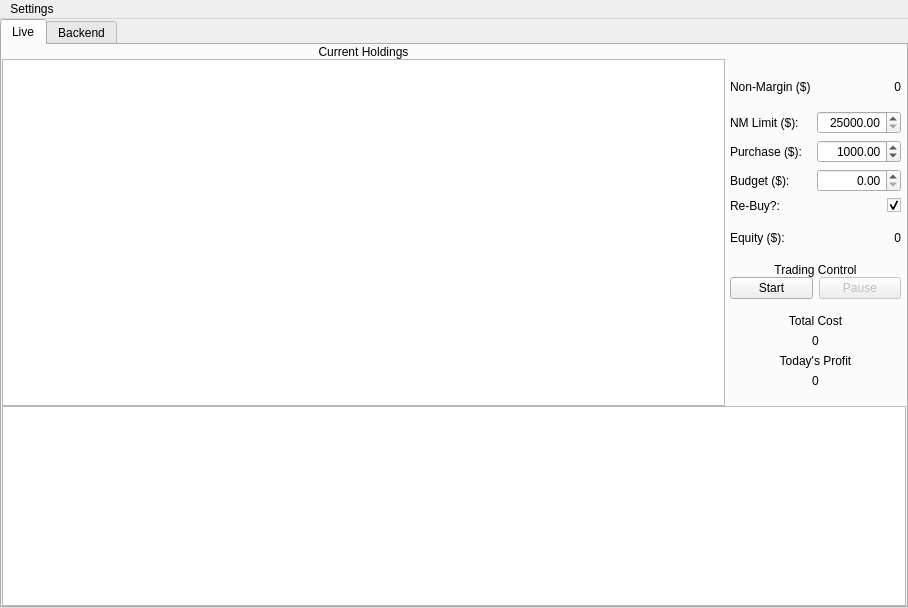
Before: the Qt Designer form ui/KStock.ui in aseylys/KStock, drawn with Qt 5.
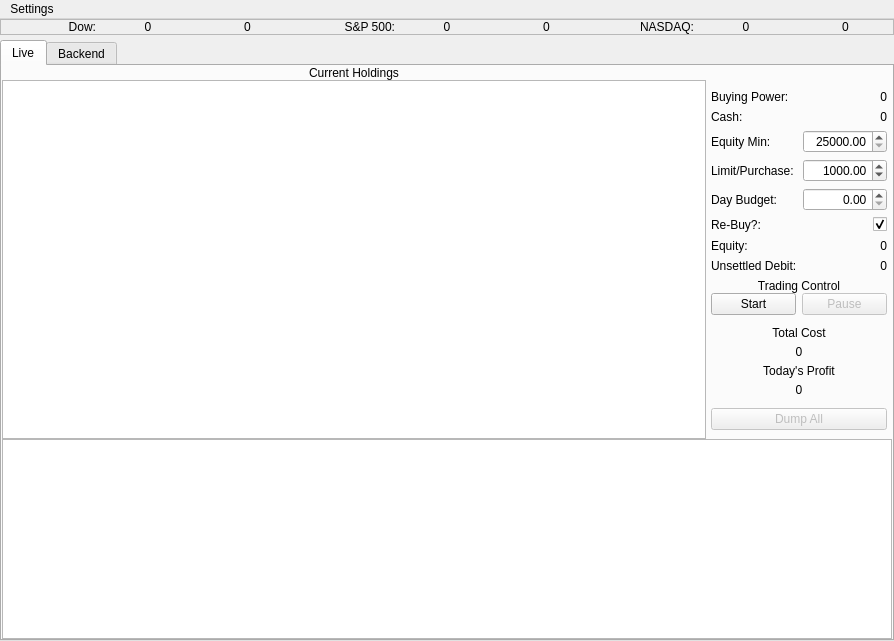
After: the same form once the commit is applied. Custom widgets are drawn as their Qt base class.

The edit to the form file:
```diff
--- a/ui/KStock.ui
+++ b/ui/KStock.ui
@@ -6,8 +6,8 @@
    <rect>
     <x>0</x>
     <y>0</y>
-    <width>908</width>
-    <height>608</height>
+    <width>894</width>
+    <height>623</height>
    </rect>
   </property>
   <property name="windowTitle">
@@ -33,8 +33,20 @@
     <property name="verticalSpacing">
      <number>5</number>
     </property>
-    <item row="0" column="0">
+    <item row="1" column="0">
      <widget class="QTabWidget" name="tabWidget">
+      <property name="sizePolicy">
+       <sizepolicy hsizetype="Expanding" vsizetype="Expanding">
+        <horstretch>0</horstretch>
+        <verstretch>0</verstretch>
+       </sizepolicy>
+      </property>
+      <property name="maximumSize">
+       <size>
+        <width>16777215</width>
+        <height>16777215</height>
+       </size>
+      </property>
       <property name="currentIndex">
        <number>0</number>
       </property>
@@ -73,183 +85,7 @@
            <property name="rightMargin">
             <number>5</number>
            </property>
-           <item row="5" column="1">
-            <widget class="QLabel" name="holdLabel">
-             <property name="whatsThis">
-              <string>How much you're worth</string>
-             </property>
-             <property name="text">
-              <string>0</string>
-             </property>
-             <property name="alignment">
-              <set>Qt::AlignRight|Qt::AlignTrailing|Qt::AlignVCenter</set>
-             </property>
-            </widget>
-           </item>
-           <item row="0" column="0">
-            <widget class="QLabel" name="label_4">
-             <property name="text">
-              <string>Non-Margin ($)</string>
-             </property>
-            </widget>
-           </item>
-           <item row="5" column="0">
-            <widget class="QLabel" name="label_3">
-             <property name="text">
-              <string>Equity ($):</string>
-             </property>
-            </widget>
-           </item>
-           <item row="2" column="0">
-            <widget class="QLabel" name="label_6">
-             <property name="text">
-              <string>Purchase ($):</string>
-             </property>
-            </widget>
-           </item>
-           <item row="1" column="1">
-            <widget class="QDoubleSpinBox" name="marginSpin">
-             <property name="whatsThis">
-              <string>Min 25k for SEC day trading</string>
-             </property>
-             <property name="alignment">
-              <set>Qt::AlignRight|Qt::AlignTrailing|Qt::AlignVCenter</set>
-             </property>
-             <property name="minimum">
-              <double>25000.000000000000000</double>
-             </property>
-             <property name="maximum">
-              <double>99999.990000000005239</double>
-             </property>
-             <property name="singleStep">
-              <double>0.010000000000000</double>
-             </property>
-             <property name="value">
-              <double>25000.000000000000000</double>
-             </property>
-            </widget>
-           </item>
-           <item row="1" column="0">
-            <widget class="QLabel" name="label_2">
-             <property name="text">
-              <string>NM Limit ($):</string>
-             </property>
-            </widget>
-           </item>
-           <item row="2" column="1">
-            <widget class="QDoubleSpinBox" name="purPrice">
-             <property name="whatsThis">
-              <string>How much you want to spend on each purchase</string>
-             </property>
-             <property name="alignment">
-              <set>Qt::AlignRight|Qt::AlignTrailing|Qt::AlignVCenter</set>
-             </property>
-             <property name="maximum">
-              <double>999999.989999999990687</double>
-             </property>
-             <property name="singleStep">
-              <double>0.100000000000000</double>
-             </property>
-             <property name="value">
-              <double>1000.000000000000000</double>
-             </property>
-            </widget>
-           </item>
-           <item row="4" column="0">
-            <widget class="QLabel" name="label_9">
-             <property name="text">
-              <string>Re-Buy?:</string>
-             </property>
-            </widget>
-           </item>
-           <item row="0" column="1">
-            <widget class="QLabel" name="marginLabel">
-             <property name="whatsThis">
-              <string>How much cash ya have on hand</string>
-             </property>
-             <property name="text">
-              <string>0</string>
-             </property>
-             <property name="alignment">
-              <set>Qt::AlignRight|Qt::AlignTrailing|Qt::AlignVCenter</set>
-             </property>
-            </widget>
-           </item>
-           <item row="4" column="1">
-            <widget class="QCheckBox" name="rebuy">
-             <property name="whatsThis">
-              <string>If checked, a Tick will placed back on the Queue once sold</string>
-             </property>
-             <property name="layoutDirection">
-              <enum>Qt::RightToLeft</enum>
-             </property>
-             <property name="text">
-              <string/>
-             </property>
-             <property name="checked">
-              <bool>true</bool>
-             </property>
-            </widget>
-           </item>
-           <item row="7" column="0" colspan="2">
-            <widget class="QFrame" name="frame_4">
-             <property name="frameShape">
-              <enum>QFrame::NoFrame</enum>
-             </property>
-             <property name="frameShadow">
-              <enum>QFrame::Raised</enum>
-             </property>
-             <layout class="QGridLayout" name="gridLayout_6">
-              <item row="0" column="0">
-               <widget class="QLabel" name="label_12">
-                <property name="text">
-                 <string>Total Cost</string>
-                </property>
-                <property name="alignment">
-                 <set>Qt::AlignCenter</set>
-                </property>
-               </widget>
-              </item>
-              <item row="2" column="0">
-               <widget class="QLabel" name="label_8">
-                <property name="text">
-                 <string>Today's Profit</string>
-                </property>
-                <property name="alignment">
-                 <set>Qt::AlignCenter</set>
-                </property>
-               </widget>
-              </item>
-              <item row="3" column="0">
-               <widget class="QLabel" name="profitLabel">
-                <property name="whatsThis">
-                 <string>How much you've made today</string>
-                </property>
-                <property name="text">
-                 <string>0</string>
-                </property>
-                <property name="alignment">
-                 <set>Qt::AlignCenter</set>
-                </property>
-               </widget>
-              </item>
-              <item row="1" column="0">
-               <widget class="QLabel" name="totalCost">
-                <property name="whatsThis">
-                 <string>How much you've spent today</string>
-                </property>
-                <property name="text">
-                 <string>0</string>
-                </property>
-                <property name="alignment">
-                 <set>Qt::AlignCenter</set>
-                </property>
-               </widget>
-              </item>
-             </layout>
-            </widget>
-           </item>
-           <item row="6" column="0" colspan="2">
+           <item row="8" column="0" colspan="2">
             <widget class="QFrame" name="frame_3">
              <property name="frameShape">
               <enum>QFrame::NoFrame</enum>
@@ -303,14 +139,198 @@
              </layout>
             </widget>
            </item>
+           <item row="9" column="0" colspan="2">
+            <widget class="QFrame" name="frame_4">
+             <property name="frameShape">
+              <enum>QFrame::NoFrame</enum>
+             </property>
+             <property name="frameShadow">
+              <enum>QFrame::Raised</enum>
+             </property>
+             <layout class="QGridLayout" name="gridLayout_6">
+              <property name="topMargin">
+               <number>5</number>
+              </property>
+              <property name="bottomMargin">
+               <number>5</number>
+              </property>
+              <property name="verticalSpacing">
+               <number>5</number>
+              </property>
+              <item row="0" column="0">
+               <widget class="QLabel" name="label_12">
+                <property name="text">
+                 <string>Total Cost</string>
+                </property>
+                <property name="alignment">
+                 <set>Qt::AlignCenter</set>
+                </property>
+               </widget>
+              </item>
+              <item row="2" column="0">
+               <widget class="QLabel" name="label_8">
+                <property name="text">
+                 <string>Today's Profit</string>
+                </property>
+                <property name="alignment">
+                 <set>Qt::AlignCenter</set>
+                </property>
+               </widget>
+              </item>
+              <item row="3" column="0">
+               <widget class="QLabel" name="profitLabel">
+                <property name="whatsThis">
+                 <string>How much you've made today</string>
+                </property>
+                <property name="text">
+                 <string>0</string>
+                </property>
+                <property name="alignment">
+                 <set>Qt::AlignCenter</set>
+                </property>
+               </widget>
+              </item>
+              <item row="1" column="0">
+               <widget class="QLabel" name="totalCost">
+                <property name="whatsThis">
+                 <string>How much you've spent today</string>
+                </property>
+                <property name="text">
+                 <string>0</string>
+                </property>
+                <property name="alignment">
+                 <set>Qt::AlignCenter</set>
+                </property>
+               </widget>
+              </item>
+             </layout>
+            </widget>
+           </item>
+           <item row="2" column="1">
+            <widget class="QDoubleSpinBox" name="marginSpin">
+             <property name="whatsThis">
+              <string/>
+             </property>
+             <property name="alignment">
+              <set>Qt::AlignRight|Qt::AlignTrailing|Qt::AlignVCenter</set>
+             </property>
+             <property name="minimum">
+              <double>25000.000000000000000</double>
+             </property>
+             <property name="maximum">
+              <double>99999.990000000005239</double>
+             </property>
+             <property name="singleStep">
+              <double>0.010000000000000</double>
+             </property>
+             <property name="value">
+              <double>25000.000000000000000</double>
+             </property>
+            </widget>
+           </item>
+           <item row="3" column="1">
+            <widget class="QDoubleSpinBox" name="purPrice">
+             <property name="whatsThis">
+              <string/>
+             </property>
+             <property name="alignment">
+              <set>Qt::AlignRight|Qt::AlignTrailing|Qt::AlignVCenter</set>
+             </property>
+             <property name="maximum">
+              <double>999999.989999999990687</double>
+             </property>
+             <property name="singleStep">
+              <double>0.100000000000000</double>
+             </property>
+             <property name="value">
+              <double>1000.000000000000000</double>
+             </property>
+            </widget>
+           </item>
+           <item row="6" column="0">
+            <widget class="QLabel" name="label_3">
+             <property name="statusTip">
+              <string>&lt;html&gt;&lt;head/&gt;&lt;body&gt;&lt;p&gt;How much you're worth, stocks and cash&lt;/p&gt;&lt;/body&gt;&lt;/html&gt;</string>
+             </property>
+             <property name="text">
+              <string>Equity:</string>
+             </property>
+            </widget>
+           </item>
+           <item row="10" column="0" colspan="2">
+            <widget class="QPushButton" name="dumpBut">
+             <property name="enabled">
+              <bool>false</bool>
+             </property>
+             <property name="whatsThis">
+              <string>Sell off all stocks</string>
+             </property>
+             <property name="text">
+              <string>Dump All</string>
+             </property>
+            </widget>
+           </item>
+           <item row="2" column="0">
+            <widget class="QLabel" name="label_2">
+             <property name="statusTip">
+              <string>&lt;html&gt;&lt;head/&gt;&lt;body&gt;&lt;p&gt;The lowest you want your account to go before trading stops. (def:250000)&lt;/p&gt;&lt;/body&gt;&lt;/html&gt;</string>
+             </property>
+             <property name="text">
+              <string>Equity Min:</string>
+             </property>
+            </widget>
+           </item>
            <item row="3" column="0">
+            <widget class="QLabel" name="label_6">
+             <property name="statusTip">
+              <string>&lt;html&gt;&lt;head/&gt;&lt;body&gt;&lt;p&gt;How much you want to spend on each purchase (def:1000)&lt;/p&gt;&lt;/body&gt;&lt;/html&gt;</string>
+             </property>
+             <property name="text">
+              <string>Limit/Purchase:</string>
+             </property>
+            </widget>
+           </item>
+           <item row="5" column="0">
+            <widget class="QLabel" name="label_9">
+             <property name="statusTip">
+              <string>&lt;html&gt;&lt;head/&gt;&lt;body&gt;&lt;p&gt;If checked, a Tick will placed back on the Queue once sold (def:True)&lt;/p&gt;&lt;/body&gt;&lt;/html&gt;</string>
+             </property>
+             <property name="text">
+              <string>Re-Buy?:</string>
+             </property>
+            </widget>
+           </item>
+           <item row="6" column="1">
+            <widget class="QLabel" name="equity">
+             <property name="whatsThis">
+              <string/>
+             </property>
+             <property name="text">
+              <string>0</string>
+             </property>
+             <property name="alignment">
+              <set>Qt::AlignRight|Qt::AlignTrailing|Qt::AlignVCenter</set>
+             </property>
+            </widget>
+           </item>
+           <item row="4" column="0">
             <widget class="QLabel" name="label">
              <property name="text">
-              <string>Budget ($):</string>
+              <string>Day Budget:</string>
              </property>
             </widget>
            </item>
-           <item row="3" column="1">
+           <item row="0" column="0">
+            <widget class="QLabel" name="label_4">
+             <property name="statusTip">
+              <string>&lt;html&gt;&lt;head/&gt;&lt;body&gt;&lt;p&gt;How much buying power you've been alloted today&lt;/p&gt;&lt;/body&gt;&lt;/html&gt;</string>
+             </property>
+             <property name="text">
+              <string>Buying Power:</string>
+             </property>
+            </widget>
+           </item>
+           <item row="4" column="1">
             <widget class="QDoubleSpinBox" name="budgetBox">
              <property name="whatsThis">
               <string>&lt;!DOCTYPE HTML PUBLIC &quot;-//W3C//DTD HTML 4.0//EN&quot; &quot;http://www.w3.org/TR/REC-html40/strict.dtd&quot;&gt;
@@ -330,6 +350,75 @@
              </property>
             </widget>
            </item>
+           <item row="5" column="1">
+            <widget class="QCheckBox" name="rebuy">
+             <property name="whatsThis">
+              <string/>
+             </property>
+             <property name="layoutDirection">
+              <enum>Qt::RightToLeft</enum>
+             </property>
+             <property name="text">
+              <string/>
+             </property>
+             <property name="checked">
+              <bool>true</bool>
+             </property>
+            </widget>
+           </item>
+           <item row="0" column="1">
+            <widget class="QLabel" name="buyingPower">
+             <property name="whatsThis">
+              <string/>
+             </property>
+             <property name="text">
+              <string>0</string>
+             </property>
+             <property name="alignment">
+              <set>Qt::AlignRight|Qt::AlignTrailing|Qt::AlignVCenter</set>
+             </property>
+            </widget>
+           </item>
+           <item row="1" column="1">
+            <widget class="QLabel" name="cash">
+             <property name="text">
+              <string>0</string>
+             </property>
+             <property name="alignment">
+              <set>Qt::AlignRight|Qt::AlignTrailing|Qt::AlignVCenter</set>
+             </property>
+            </widget>
+           </item>
+           <item row="1" column="0">
+            <widget class="QLabel" name="label_13">
+             <property name="text">
+              <string>Cash:</string>
+             </property>
+            </widget>
+           </item>
+           <item row="7" column="0">
+            <widget class="QLabel" name="label_17">
+             <property name="statusTip">
+              <string>&lt;html&gt;&lt;head/&gt;&lt;body&gt;&lt;p&gt;How much you have borrowed from Robinhood&lt;/p&gt;&lt;/body&gt;&lt;/html&gt;</string>
+             </property>
+             <property name="text">
+              <string>Unsettled Debit:</string>
+             </property>
+            </widget>
+           </item>
+           <item row="7" column="1">
+            <widget class="QLabel" name="uDebit">
+             <property name="whatsThis">
+              <string/>
+             </property>
+             <property name="text">
+              <string>0</string>
+             </property>
+             <property name="alignment">
+              <set>Qt::AlignRight|Qt::AlignTrailing|Qt::AlignVCenter</set>
+             </property>
+            </widget>
+           </item>
           </layout>
          </widget>
         </item>
@@ -522,6 +611,150 @@
       </widget>
      </widget>
     </item>
+    <item row="0" column="0">
+     <widget class="QFrame" name="frame_5">
+      <property name="frameShape">
+       <enum>QFrame::StyledPanel</enum>
+      </property>
+      <property name="frameShadow">
+       <enum>QFrame::Raised</enum>
+      </property>
+      <layout class="QHBoxLayout" name="horizontalLayout_2">
+       <property name="spacing">
+        <number>5</number>
+       </property>
+       <property name="leftMargin">
+        <number>0</number>
+       </property>
+       <property name="topMargin">
+        <number>0</number>
+       </property>
+       <property name="rightMargin">
+        <number>0</number>
+       </property>
+       <property name="bottomMargin">
+        <number>0</number>
+       </property>
+       <item>
+        <widget class="QLabel" name="label_18">
+         <property name="styleSheet">
+          <string notr="true">font: 75 10pt &quot;MS Shell Dlg 2&quot;;</string>
+         </property>
+         <property name="text">
+          <string>Dow:</string>
+         </property>
+         <property name="alignment">
+          <set>Qt::AlignRight|Qt::AlignTrailing|Qt::AlignVCenter</set>
+         </property>
+        </widget>
+       </item>
+       <item>
+        <widget class="QLabel" name="dowQuote">
+         <property name="styleSheet">
+          <string notr="true">font: 75 10pt &quot;MS Shell Dlg 2&quot;;</string>
+         </property>
+         <property name="text">
+          <string>0</string>
+         </property>
+         <property name="alignment">
+          <set>Qt::AlignCenter</set>
+         </property>
+        </widget>
+       </item>
+       <item>
+        <widget class="QLabel" name="dowChange">
+         <property name="styleSheet">
+          <string notr="true">font: 75 10pt &quot;MS Shell Dlg 2&quot;;</string>
+         </property>
+         <property name="text">
+          <string>0</string>
+         </property>
+         <property name="alignment">
+          <set>Qt::AlignCenter</set>
+         </property>
+        </widget>
+       </item>
+       <item>
+        <widget class="QLabel" name="label_16">
+         <property name="styleSheet">
+          <string notr="true">font: 75 10pt &quot;MS Shell Dlg 2&quot;;</string>
+         </property>
+         <property name="text">
+          <string>S&amp;P 500:</string>
+         </property>
+         <property name="alignment">
+          <set>Qt::AlignRight|Qt::AlignTrailing|Qt::AlignVCenter</set>
+         </property>
+        </widget>
+       </item>
+       <item>
+        <widget class="QLabel" name="spQuote">
+         <property name="styleSheet">
+          <string notr="true">font: 75 10pt &quot;MS Shell Dlg 2&quot;;</string>
+         </property>
+         <property name="text">
+          <string>0</string>
+         </property>
+         <property name="alignment">
+          <set>Qt::AlignCenter</set>
+         </property>
+        </widget>
+       </item>
+       <item>
+        <widget class="QLabel" name="spChange">
+         <property name="styleSheet">
+          <string notr="true">font: 75 10pt &quot;MS Shell Dlg 2&quot;;</string>
+         </property>
+         <property name="text">
+          <string>0</string>
+         </property>
+         <property name="alignment">
+          <set>Qt::AlignCenter</set>
+         </property>
+        </widget>
+       </item>
+       <item>
+        <widget class="QLabel" name="label_14">
+         <property name="styleSheet">
+          <string notr="true">font: 75 10pt &quot;MS Shell Dlg 2&quot;;</string>
+         </property>
+         <property name="text">
+          <string>NASDAQ:</string>
+         </property>
+         <property name="alignment">
+          <set>Qt::AlignRight|Qt::AlignTrailing|Qt::AlignVCenter</set>
+         </property>
+        </widget>
+       </item>
+       <item>
+        <widget class="QLabel" name="nasdaqQuote">
+         <property name="styleSheet">
+          <string notr="true">font: 75 10pt &quot;MS Shell Dlg 2&quot;;</string>
+         </property>
+         <property name="text">
+          <string>0</string>
+         </property>
+         <property name="alignment">
+          <set>Qt::AlignCenter</set>
+         </property>
+        </widget>
+       </item>
+       <item>
+        <widget class="QLabel" name="nasdaqChange">
+         <property name="styleSheet">
+          <string notr="true">font: 75 10pt &quot;MS Shell Dlg 2&quot;;</string>
+         </property>
+         <property name="text">
+          <string>0</string>
+         </property>
+         <property name="alignment">
+          <set>Qt::AlignCenter</set>
+         </property>
+        </widget>
+       </item>
+      </layout>
+     </widget>
+    </item>
    </layout>
   </widget>
   <widget class="QMenuBar" name="menubar">
@@ -529,7 +762,7 @@
     <rect>
      <x>0</x>
      <y>0</y>
-     <width>908</width>
+     <width>894</width>
      <height>21</height>
     </rect>
    </property>
```
Left out of the diff: 31 changed lines with no effect on the pictures.
